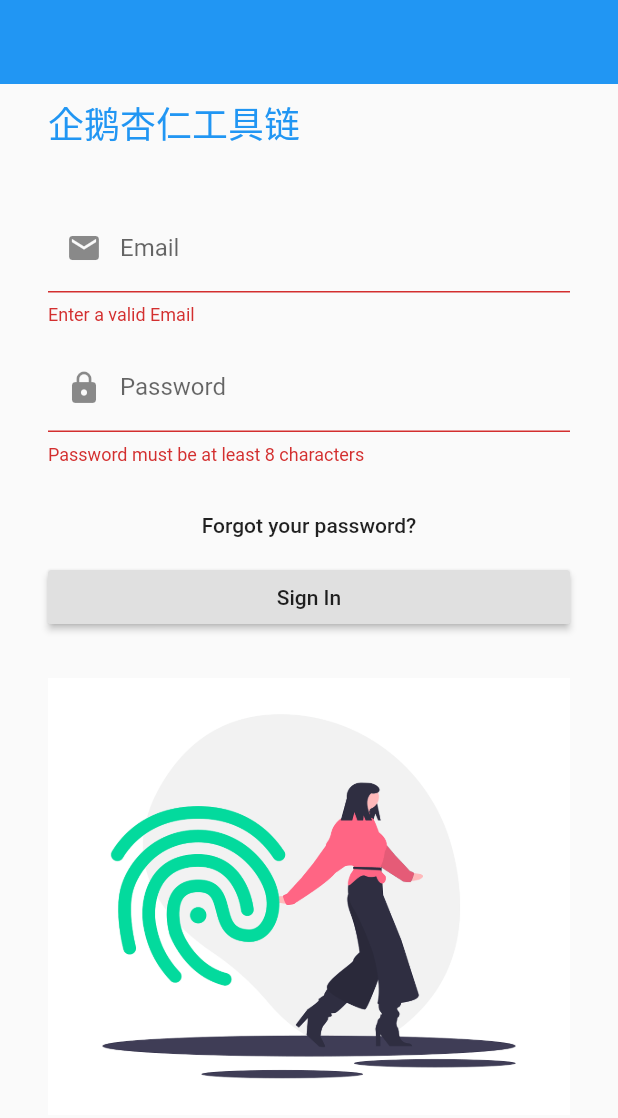
After one commit to goingta/toolchain_flutter, a Flutter app: the screen it shows after launch, after a tap on "Sign In", on a phone screen of 412 x 824 dp. The commit adds this screen. Shown: the top 1118 px of the screen. Run offline on Flutter 3.47's test engine with Material 2 defaults, Android fonts, the phone set to English and light mode, and no system bars; our stand-ins replace dio, flutter_spinkit, toast; generated files the repository leaves out were written again; network calls fail.

Commit message:
接入登录页面

```diff
--- /dev/null
+++ b/lib/pages/login/login.dart
@@ -0,0 +1,171 @@
+import 'package:flutter/material.dart';
+import 'package:flutter_spinkit/flutter_spinkit.dart';
+
+class Login extends StatefulWidget {
+  static const String id = "/login";
+
+  @override
+  _LoginState createState() => _LoginState();
+}
+
+class _LoginState extends State<Login> {
+  final _formKey = GlobalKey<FormState>();
+  final _emailController = TextEditingController();
+  final _passwordController = TextEditingController();
+  bool loading = false;
+  String errorMessage = "";
+
+  String validateEmail(String value) {
+    Pattern pattern =
+        r'^(([^<>()[\]\\.,;:\s@\"]+(\.[^<>()[\]\\.,;:\s@\"]+)*)|(\".+\"))@((\[[0-9]{1,3}\.[0-9]{1,3}\.[0-9]{1,3}\.[0-9]{1,3}\])|(([a-zA-Z\-0-9]+\.)+[a-zA-Z]{2,}))$';
+    RegExp regex = new RegExp(pattern);
+    if (!regex.hasMatch(value))
+      return 'Enter a valid Email';
+    else
+      return null;
+  }
+
+  void _submitForm() async {
+    if (_formKey.currentState.validate()) {
+      try {
+        setState(() {
+          loading = true;
+        });
+        // final user =
+        //     await Auth.signIn(_emailController.text, _passwordController.text);
+        // if (user != null)
+        //   Navigator.pushAndRemoveUntil(
+        //       context,
+        //       MaterialPageRoute(builder: (context) => Home(user)),
+        //       ModalRoute.withName("/"));
+      } catch (e) {
+        setState(() {
+          loading = false;
+          switch (e.code) {
+            case "ERROR_INVALID_EMAIL":
+              errorMessage = "Your email address appears to be malformed.";
+              break;
+            case "ERROR_WRONG_PASSWORD":
+              errorMessage = "Incorrect password.";
+              break;
+            case "ERROR_USER_NOT_FOUND":
+              errorMessage = "User with this email doesn't exist.";
+              break;
+            case "ERROR_USER_DISABLED":
+              errorMessage = "User with this email has been disabled.";
+              break;
+            case "ERROR_TOO_MANY_REQUESTS":
+              errorMessage = "Too many requests. Try again later.";
+              break;
+            default:
+              errorMessage = "Something went wrong.";
+          }
+        });
+      }
+    }
+  }
+
+  @override
+  Widget build(BuildContext context) {
+    return Scaffold(
+      appBar: AppBar(
+        elevation: 0,
+      ),
+      body: loading
+          ? Center(
+              child: SpinKitDoubleBounce(
+                color: Theme.of(context).primaryColor,
+                size: 50.0,
+              ),
+            )
+          : Stack(
+              fit: StackFit.expand,
+              children: <Widget>[
+                SafeArea(
+                  child: Padding(
+                    padding:
+                        const EdgeInsets.symmetric(horizontal: 32, vertical: 8),
+                    child: Column(
+                      mainAxisSize: MainAxisSize.max,
+                      crossAxisAlignment: CrossAxisAlignment.start,
+                      children: <Widget>[
+                        Text(
+                          "企鹅杏仁工具链",
+                          style: Theme.of(context)
+                              .textTheme
+                              .headline
+                              .copyWith(color: Theme.of(context).primaryColor),
+                        ),
+                        SizedBox(height: 36),
+                        Form(
+                          key: _formKey,
+                          child: Column(
+                            crossAxisAlignment: CrossAxisAlignment.stretch,
+                            children: <Widget>[
+                              TextFormField(
+                                keyboardType: TextInputType.emailAddress,
+                                textInputAction: TextInputAction.next,
+                                controller: _emailController,
+                                validator: (value) => validateEmail(value),
+                                onFieldSubmitted: (v) {
+                                  FocusScope.of(context).nextFocus();
+                                },
+                                decoration: InputDecoration(
+                                  labelText: "Email",
+                                  prefixIcon: Icon(Icons.email),
+                                ),
+                              ),
+                              SizedBox(height: 12),
+                              TextFormField(
+                                keyboardType: TextInputType.text,
+                                controller: _passwordController,
+                                validator: (value) {
+                                  if (value.length < 8)
+                                    return "Password must be at least 8 characters";
+                                  return null;
+                                },
+                                decoration: InputDecoration(
+                                  labelText: "Password",
+                                  prefixIcon: Icon(Icons.lock),
+                                ),
+                                obscureText: true,
+                              ),
+                              if (errorMessage.length > 0) SizedBox(height: 12),
+                              Text(errorMessage,
+                                  style: TextStyle(color: Colors.red)),
+                              if (errorMessage.length > 0) SizedBox(height: 12),
+                              FlatButton(
+                                child: Text(
+                                  "Forgot your password?",
+                                  style: Theme.of(context).textTheme.body2,
+                                ),
+                                onPressed: () {
+                                  // Navigator.push(
+                                  //     context,
+                                  //     MaterialPageRoute(
+                                  //         builder: (BuildContext context) =>
+                                  //             ForgotPass()));
+                                },
+                              ),
+                              RaisedButton(
+                                child: Text("Sign In"),
+                                onPressed: _submitForm,
+                              ),
+                            ],
+                          ),
+                        ),
+                        SizedBox(height: 30),
+                        Image(
+                          image: AssetImage(
+                            'assets/graphics/fingerprint.png',
+                          ),
+                        ),
+                      ],
+                    ),
+                  ),
+                ),
+              ],
+            ),
+    );
+  }
+}
```
Also changed, not shown: lib/main.dart (+5 -78 lines), lib/pages/tabPage/tabPage.dart (added, +78 -0 lines), pubspec.yaml (+11 -0 lines), assets/fonts/Rubik-Bold.ttf (added), assets/fonts/Rubik-Light.ttf (added), assets/fonts/Rubik-Medium.ttf (added), assets/fonts/Rubik-Regular.ttf (added), assets/graphics/fingerprint.png (added), assets/graphics/logic.png (added), assets/graphics/money-guy.png (added), assets/graphics/not-found.png (added), assets/graphics/together.png (added), assets/graphics/transfer.png (added), assets/graphics/welcome.png (added), 2 other files.
